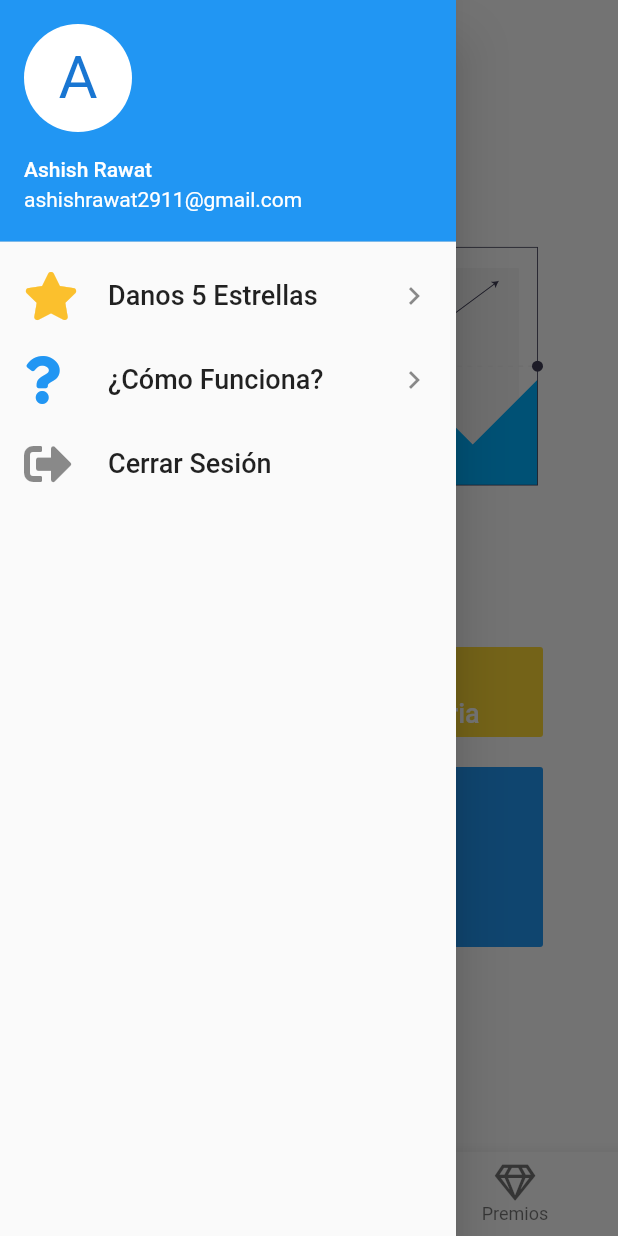
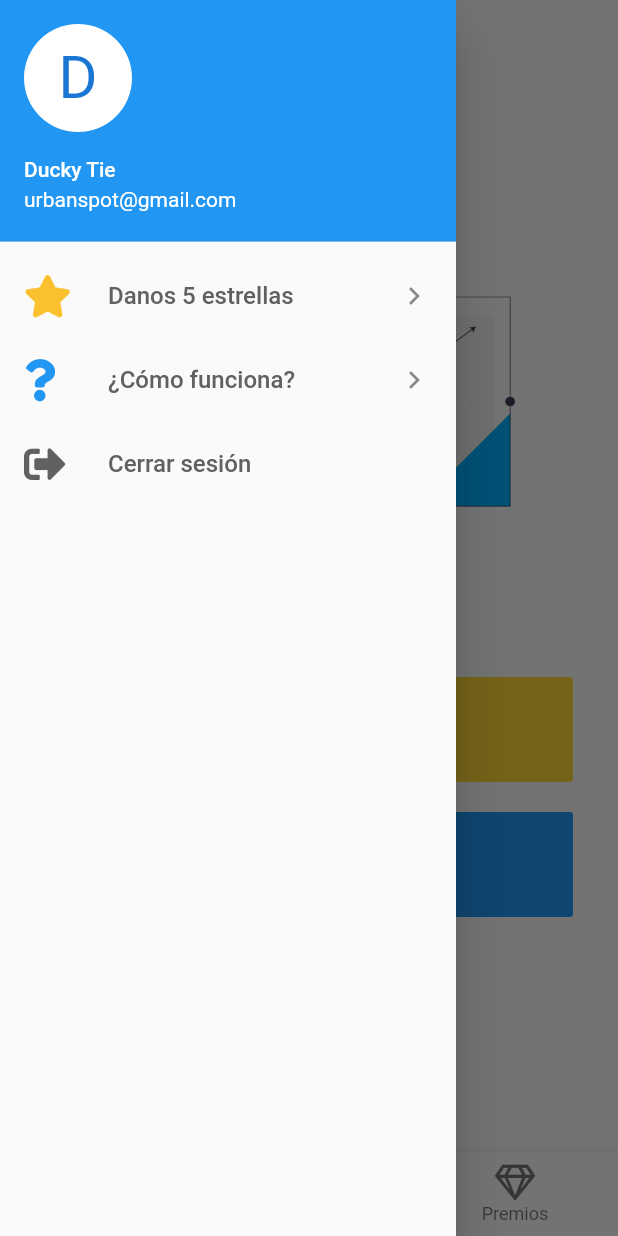
Before and after one commit to ErickLlerenas/diamonds-for-ff, a Flutter app: the screen it shows after launch, with the side drawer open, on a phone screen of 412 x 824 dp. Run offline on Flutter 3.47's test engine with Material 2 defaults, Android fonts, the phone set to English and light mode, and no system bars; our stand-ins replace flutter_svg, font_awesome_flutter; missing offline and left inert: applovin.

Commit message:
ps de todo

```diff
--- a/lib/main.dart
+++ b/lib/main.dart
@@ -1,7 +1,7 @@
 import 'package:diamonds_for_ff/screens/ads_screen.dart';
 import 'package:diamonds_for_ff/screens/awards_screen.dart';
 import 'package:diamonds_for_ff/screens/home_screen.dart';
-import 'package:diamonds_for_ff/widgets/custom_drawer.dart';
+import 'package:diamonds_for_ff/widgets/my_drawer.dart';
 import 'package:flutter/material.dart';
 import 'package:flutter/services.dart';
 import 'package:font_awesome_flutter/font_awesome_flutter.dart';
@@ -39,7 +39,7 @@ class _MyAppState extends State<MyApp> {
     return MaterialApp(
         debugShowCheckedModeBanner: false,
         home: Scaffold(
-            drawer: CustomDrawer(),
+            drawer: MyDrawer(),
             body: _widgetOptions.elementAt(_selectedIndex),
             bottomNavigationBar: BottomNavigationBar(
               items: <BottomNavigationBarItem>[
--- a/lib/screens/ads_screen.dart
+++ b/lib/screens/ads_screen.dart
@@ -25,19 +25,20 @@ class _AdsScreenState extends State<AdsScreen> {
   Widget build(BuildContext context) {
     return Scaffold(
       body: Container(
-          margin: EdgeInsets.all(50),
+          margin: EdgeInsets.all(30),
           child: Column(
             mainAxisAlignment: MainAxisAlignment.center,
             children: <Widget>[
               Container(
                   height: MediaQuery.of(context).size.height / 3,
+                  width: MediaQuery.of(context).size.width/1.5,
                   child: SvgPicture.asset('assets/invest.svg')),
               SizedBox(
                 height: 20,
               ),
               ButtonTheme(
                 minWidth: double.infinity,
-                height: 60,
+                height: 70,
                 child: FlatButton(
                   textColor: Colors.white,
                   color: Colors.yellow[600],
@@ -49,7 +50,7 @@ class _AdsScreenState extends State<AdsScreen> {
                         style: TextStyle(fontSize: 24),
                       ),
                       Text(
-                        'Recoger Recompensa Diaria',
+                        'Recompensa diaria',
                         style: TextStyle(fontSize: 18),
                       ),
                     ],
@@ -61,7 +62,7 @@ class _AdsScreenState extends State<AdsScreen> {
               ),
               ButtonTheme(
                 minWidth: double.infinity,
-                height: 120,
+                height: 70,
                 child: FlatButton(
                   color: Colors.blue,
                   textColor: Colors.white,
@@ -72,10 +73,10 @@ class _AdsScreenState extends State<AdsScreen> {
                     children: <Widget>[
                       Text(
                         '+10',
-                        style: TextStyle(fontSize: 38),
+                        style: TextStyle(fontSize: 24),
                       ),
                       Text(
-                        'Ganar Puntos',
+                        'Ganar puntos',
                         style: TextStyle(fontSize: 18),
                       ),
                     ],
--- a/lib/screens/how_it_works.dart
+++ b/lib/screens/how_it_works.dart
@@ -10,12 +10,15 @@ class HowItWorks extends StatelessWidget {
       ),
       body: SingleChildScrollView(
         child: Container(
-          margin: EdgeInsets.only(left: 40, right: 40, top: 20),
+          margin: EdgeInsets.all(30),
           child: Column(
             children: <Widget>[
               Container(
                   height: MediaQuery.of(context).size.height / 3,
                   child: SvgPicture.asset('assets/question.svg')),
+                  SizedBox(
+                    height: 30,
+                  ),
               Text(
                 'Lorem ipsum dolor sit amet, consectetur adipiscing elit. Vivamus non auctor tortor, vel molestie neque. Quisque a tellus sed dolor laoreet ultrices. Aliquam erat volutpat. Vestibulum ante ipsum primis in faucibus orci luctus et ultrices posuere cubilia curae; Fusce vel diam gravida augue pharetra ultrices. Quisque tincidunt neque nec fermentum iaculis. Vivamus euismod efficitur diam. Sed sed massa ultrices, porttitor enim a, commodo odio. Maecenas placerat est turpis, a volutpat mi faucibus sed. Pellentesque faucibus, nibh a lacinia accumsan, nibh arcu pretium magna, in dignissim magna nulla pharetra neque. Nullam augue arcu, lobortis nec vehicula vestibulum, fringilla ut eros. In ut lectus arcu. Mauris ac nisl id tortor aliquam ullamcorper. Vivamus quis ultrices erat. Mauris eleifend tristique metus, non accumsan eros efficitur ut. Etiam pellentesque tincidunt posuere.',
                 textAlign: TextAlign.justify,
--- a/lib/widgets/custom_drawer.dart
+++ b/lib/widgets/my_drawer.dart
@@ -1,10 +1,50 @@
 import 'package:diamonds_for_ff/screens/how_it_works.dart';
 import 'package:flutter/material.dart';
 import 'package:font_awesome_flutter/font_awesome_flutter.dart';
+import 'package:url_launcher/url_launcher.dart';
 
-class CustomDrawer extends StatelessWidget {
+class MyDrawer extends StatelessWidget {
   @override
   Widget build(BuildContext context) {
+    void _showDialog() {
+      // flutter defined function
+      showDialog(
+        context: context,
+        builder: (BuildContext context) {
+          // return object of type Dialog
+          return AlertDialog(
+            title: Text("¡Gana 100 puntos!",
+                textAlign: TextAlign.center,
+                style: TextStyle(
+                    color: Colors.grey[700], fontWeight: FontWeight.bold)),
+            content: Container(
+              height: 120,
+              child: Column(
+                children: <Widget>[
+                  Text(
+                    "Danos una reseña de 5 estrellas y recibe 100 puntos.",
+                    style: TextStyle(color: Colors.grey[700]),
+                  ),
+                  SizedBox(
+                    height: 20,
+                  ),
+                  FlatButton(
+                    onPressed: () async {
+                      const url = "https://play.google.com/store/apps/details?id=com.ejele.tracker";
+                      if (await canLaunch(url)) launch(url);
+                    },
+                    child: Text("VA"),
+                    color: Colors.blue,
+                    textColor: Colors.white,
+                  )
+                ],
+              ),
+            ),
+          );
+        },
+      );
+    }
+
     return Drawer(
       // Add a ListView to the drawer. This ensures the user can scroll
       // through the options in the drawer if there isn't enough vertical
@@ -14,14 +54,14 @@ class CustomDrawer extends StatelessWidget {
         padding: EdgeInsets.zero,
         children: <Widget>[
           UserAccountsDrawerHeader(
-            accountName: Text("Ashish Rawat"),
-            accountEmail: Text("ashishrawat2911@gmail.com"),
+            accountName: Text("Ducky Tie"),
+            accountEmail: Text("urbanspot@gmail.com"),
             currentAccountPicture: CircleAvatar(
               backgroundColor: Theme.of(context).platform == TargetPlatform.iOS
                   ? Colors.blue
                   : Colors.white,
               child: Text(
-                "A",
+                "D",
                 style: TextStyle(fontSize: 40.0),
               ),
             ),
@@ -30,30 +70,28 @@ class CustomDrawer extends StatelessWidget {
             leading: FaIcon(
               FontAwesomeIcons.solidStar,
               color: Colors.yellow[700],
-              size: 32,
+              size: 28,
             ),
             trailing: Icon(Icons.navigate_next),
             title: Text(
-              'Danos 5 Estrellas',
-              style: TextStyle(fontSize: 18),
+              'Danos 5 estrellas',
+              style: TextStyle(fontSize: 16, color: Colors.grey[700]),
             ),
             onTap: () {
-              // Update the state of the app
-              // ...
-              // Then close the drawer
               Navigator.pop(context);
+              _showDialog();
             },
           ),
           ListTile(
             leading: FaIcon(
               FontAwesomeIcons.question,
               color: Colors.blue,
-              size: 32,
+              size: 28,
             ),
             trailing: Icon(Icons.navigate_next),
             title: Text(
-              '¿Cómo Funciona?',
-              style: TextStyle(fontSize: 18),
+              '¿Cómo funciona?',
+              style: TextStyle(fontSize: 16, color: Colors.grey[700]),
             ),
             onTap: () {
               Navigator.pop(context);
@@ -66,11 +104,12 @@ class CustomDrawer extends StatelessWidget {
           ListTile(
             leading: FaIcon(
               FontAwesomeIcons.signOutAlt,
-              size: 32,
+              color: Colors.grey[700],
+              size: 28,
             ),
             title: Text(
-              'Cerrar Sesión',
-              style: TextStyle(fontSize: 18),
+              'Cerrar sesión',
+              style: TextStyle(fontSize: 16, color: Colors.grey[700]),
             ),
             onTap: () {
               // Update the state of the app
--- a/pubspec.yaml
+++ b/pubspec.yaml
@@ -13,6 +13,7 @@ dependencies:
   applovin: ^1.0.3
   flutter_svg: ^0.17.0
   font_awesome_flutter: ^8.8.1
+  url_launcher: ^5.5.0
 
 dev_dependencies:
   flutter_test:
```
Also changed, not shown: pubspec.lock.
